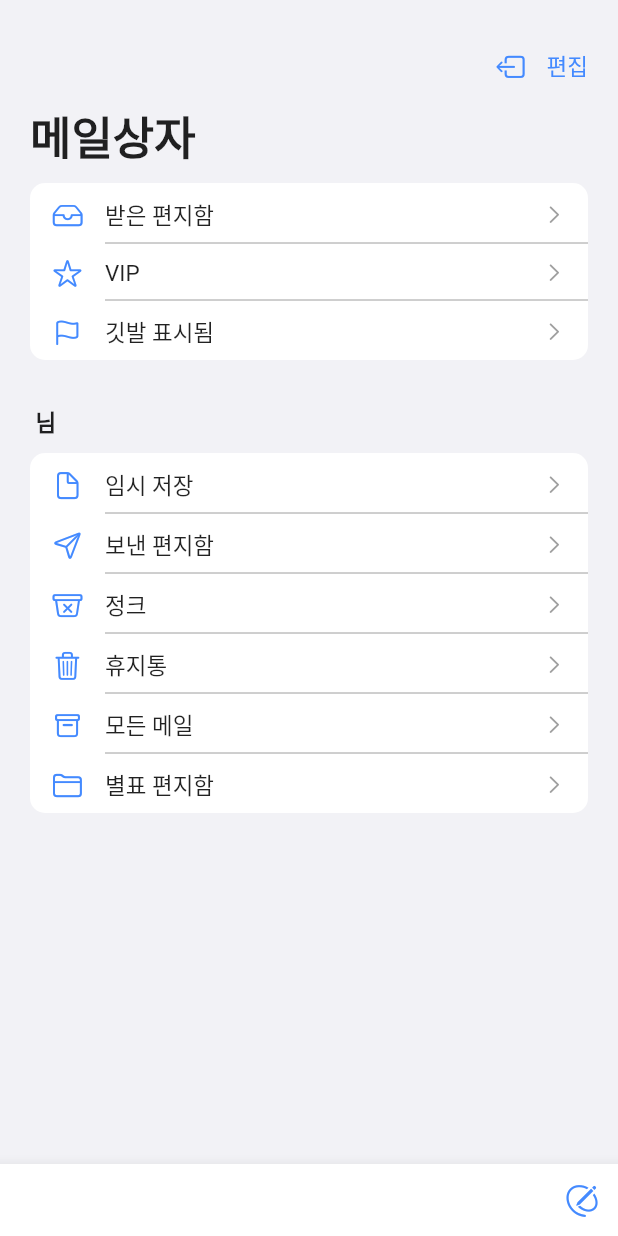
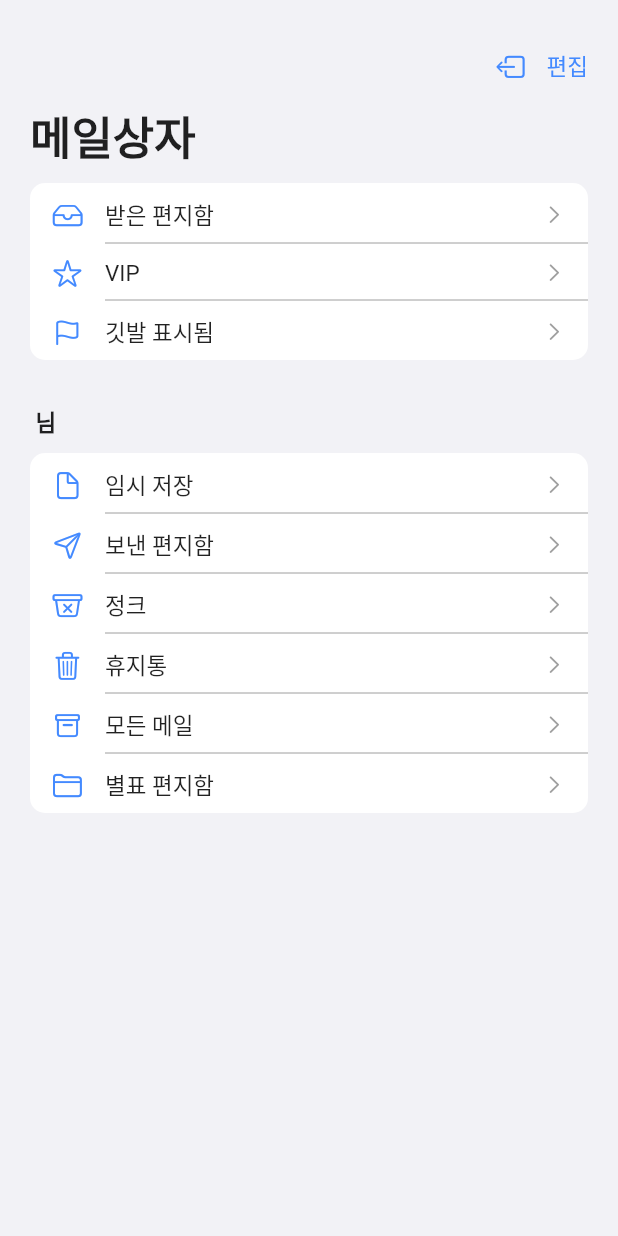
Before and after one commit to LeeShinwon/Mail, a Flutter app: the screen it shows once a user with an empty profile is signed in, on a phone screen of 412 x 824 dp. Run offline on Flutter 3.47's test engine with Material 2 defaults, Android fonts, the phone set to English and light mode, and no system bars; our stand-ins replace cloud_firestore, firebase_auth, firebase_core, get, google_sign_in; accounts and stored records are empty; network calls fail.

```diff
--- a/lib/app.dart
+++ b/lib/app.dart
@@ -18,7 +18,7 @@ class MailApp extends StatelessWidget {
           );
         }
         if(snapshot.connectionState == ConnectionState.done){
-          return const HomePage();
+          return HomePage();
         }
         return const CircularProgressIndicator();
       },
--- a/lib/home.dart
+++ b/lib/home.dart
@@ -7,13 +7,15 @@ import 'package:get/get.dart';
 import 'package:get/get_core/src/get_main.dart';
 import 'package:mail/mail/mail_content/show_mail.dart';
 
-import 'custom_widget.dart';
+import 'modalButton_widget.dart';
 import 'login.dart';
 import 'mail/mail_list/mail_screen.dart';
 
 
 class HomePage extends StatelessWidget {
-  const HomePage({Key? key}) : super(key: key);
+  HomePage({Key? key}) : super(key: key);
+
+  final user = FirebaseAuth.instance.currentUser;
 
   @override
   Widget build(BuildContext context) {
@@ -131,29 +133,6 @@ class HomePage extends StatelessWidget {
               }
             }),
       ),
-      bottomNavigationBar:BottomAppBar(
-        child: Row(
-          children: [
-            Spacer(),
-            IconButton(onPressed: (){
-              showModalBottomSheet( //reference : https://api.flutter.dev/flutter/material/showModalBottomSheet.html
-                //enableDrag: false,
-                //isDismissible: false,
-                isScrollControlled: true,
-                shape: RoundedRectangleBorder(
-                  borderRadius: BorderRadius.vertical(
-                    top: Radius.circular(10),
-                  ),
-                ),
-                context: context,
-                builder: (context) => Container(
-                    height: getScreenHeight(context)*0.9,
-                    child: buildSheet(context)),
-              );
-            }, icon: Icon(CupertinoIcons.pencil_outline, color: Colors.blueAccent,)),
-          ],
-        ),
-      ) ,
     );
   }
 
--- a/lib/mail/mail.dart
+++ b/lib/mail/mail.dart
@@ -4,10 +4,11 @@ class Mail{
   String writer;
   String recipient;
   String time;
+  String mail_id;
   bool read;
   bool sent;
 
-  Mail(this.title, this.content, this.writer, this.recipient, this.time, this.read, this.sent);
+  Mail(this.mail_id, this.title, this.content, this.writer, this.recipient, this.time, this.read, this.sent);
 
 //encapsulation 하지 않았어요...
  // getter setter 만들지 않았어요...
--- a/lib/custom_widget.dart
+++ b/lib/modalButton_widget.dart
@@ -73,7 +73,7 @@ Widget buildSheet(BuildContext context) => GestureDetector(
                             'recipient': _recipient,
                             'title': _title,
                             'content': _content,
-                            'read': false,
+                            'read': (_writer == _recipient) ? true: false,
                             'sent': true,
                             'time': _dateTime.toLocal(),
                         });
@@ -111,7 +111,7 @@ Widget WritingForm() => Form(
       },
       textCapitalization: TextCapitalization.words,
       keyboardType: TextInputType.multiline,
-          minLines: 50,
+          minLines: 40,
           maxLines: 100,
           decoration: InputDecoration(
             border: InputBorder.none,
```
Also changed, not shown: lib/mail/mail_list/mail_list.dart (+8 -2 lines), lib/mail/mail_list/mail_screen.dart (+18 -1 lines).
